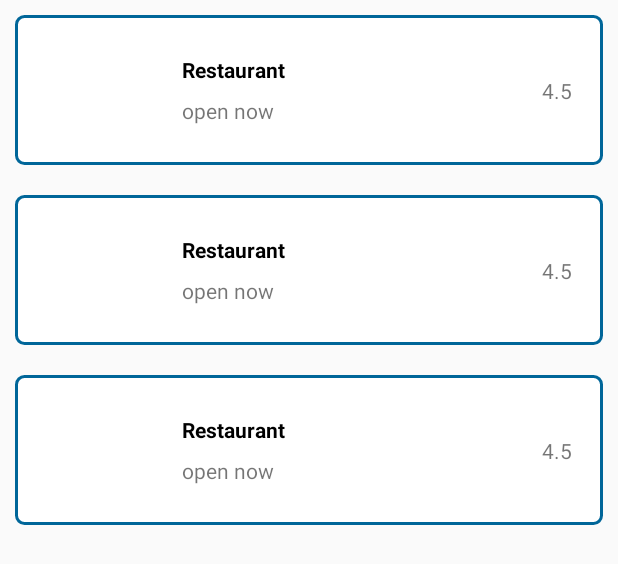
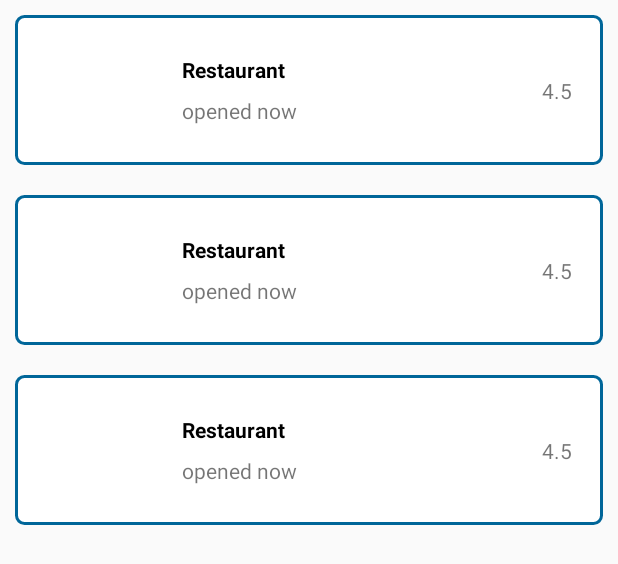
Before and after one commit to pomian17/wpamRR, an Android app: the layout fragment_results_list.xml on its own in the app's theme, with its tools: preview values and no code run, on a phone screen of 412 x 824 dp. Shown: the top 564 px of the screen. Run offline under Robolectric (Android 15) with nearby library versions, the phone set to English and light mode, and no system bars.

Commit message:
viewholder enhancements

```diff
--- a/app/build.gradle
+++ b/app/build.gradle
@@ -83,6 +83,7 @@ dependencies {
     //Glide
     implementation 'com.github.bumptech.glide:glide:4.11.0'
     annotationProcessor 'com.github.bumptech.glide:compiler:4.11.0'
+    implementation "androidx.swiperefreshlayout:swiperefreshlayout:1.0.0"
 
     //viewpager2
     implementation "androidx.viewpager2:viewpager2:1.0.0"
--- a/app/src/main/java/com/example/restaurantreservation/ui/adapter/RestaurantsListAdapter.kt
+++ b/app/src/main/java/com/example/restaurantreservation/ui/adapter/RestaurantsListAdapter.kt
@@ -6,7 +6,7 @@ import com.example.restaurantreservation.ui.adapter.viewholder.BaseViewHolder
 import com.example.restaurantreservation.ui.adapter.viewholder.RestaurantViewHolder
 
 class RestaurantsListAdapter constructor(
-    private val onClickListener: (String)->Unit
+    private val onClickListener: (String) -> Unit
 ) : BaseAdapter<RestaurantAdapterModel, BaseViewHolder<RestaurantAdapterModel>>() {
 
     override fun onCreateViewHolder(
@@ -22,6 +22,6 @@ class RestaurantAdapterModel(
     val name: String,
     val imageUrl: String?,
     val rating: Double,
-    val openingHours: String,
+    val openedNow: Boolean?,
     val placeId: String
 )
--- a/app/src/main/java/com/example/restaurantreservation/ui/fragment/MapFragment.kt
+++ b/app/src/main/java/com/example/restaurantreservation/ui/fragment/MapFragment.kt
@@ -137,7 +137,7 @@ class MapFragment : DaggerFragment(), OnMapReadyCallback {
                     it.name,
                     it.photos?.first()?.getPhotoRequest(),
                     it.rating,
-                    it.openingHours?.openNow.toString(),
+                    it.openingHours?.openNow,
                     it.placeId
                 )
             })
--- a/app/src/main/java/com/example/restaurantreservation/ui/fragment/ResultsListFragment.kt
+++ b/app/src/main/java/com/example/restaurantreservation/ui/fragment/ResultsListFragment.kt
@@ -56,7 +56,7 @@ class ResultsListFragment : DaggerFragment() {
                     it.name,
                     it.photos?.first()?.getPhotoRequest(),
                     it.rating,
-                    it.openingHours?.openNow.toString(),
+                    it.openingHours?.openNow,
                     it.placeId
                 )
             })
--- a/app/src/main/res/layout/reservation_view_holder.xml
+++ b/app/src/main/res/layout/reservation_view_holder.xml
@@ -15,7 +15,7 @@
         android:layout_marginStart="16dp"
         android:textColor="@android:color/black"
         android:textStyle="bold"
-        app:layout_constraintBottom_toTopOf="@+id/opening_hours"
+        app:layout_constraintBottom_toTopOf="@+id/opened_now"
         app:layout_constraintStart_toStartOf="parent"
         app:layout_constraintTop_toTopOf="parent"
         app:layout_constraintVertical_chainStyle="packed"
--- a/app/src/main/res/layout/restaurant_viewholder.xml
+++ b/app/src/main/res/layout/restaurant_viewholder.xml
@@ -23,21 +23,21 @@
         android:textStyle="bold"
         android:layout_marginStart="16dp"
         android:textColor="@android:color/black"
-        app:layout_constraintBottom_toTopOf="@+id/opening_hours"
+        app:layout_constraintBottom_toTopOf="@+id/opened_now"
         app:layout_constraintStart_toEndOf="@+id/restaurant_image"
         app:layout_constraintTop_toTopOf="parent"
         app:layout_constraintVertical_chainStyle="packed"
         tools:text="Restaurant" />
 
     <TextView
-        android:id="@+id/opening_hours"
+        android:id="@+id/opened_now"
         android:layout_width="wrap_content"
         android:layout_height="wrap_content"
         android:layout_marginTop="8dp"
         app:layout_constraintBottom_toBottomOf="parent"
         app:layout_constraintStart_toStartOf="@+id/restaurant_name"
         app:layout_constraintTop_toBottomOf="@+id/restaurant_name"
-        tools:text="open now" />
+        tools:text="@string/opened_now" />
 
     <TextView
         android:id="@+id/restaurant_rating"
--- a/app/src/main/res/values/strings.xml
+++ b/app/src/main/res/values/strings.xml
@@ -10,4 +10,6 @@
     <string name="search">Search</string>
     <string name="reservations">Reservations</string>
     <string name="enter_query">enter query</string>
+    <string name="opened_now">opened now</string>
+    <string name="currently_closed">currently closed</string>
 </resources>
```
Also changed, not shown: app/src/main/java/com/example/restaurantreservation/ui/adapter/viewholder/RestaurantViewHolder.kt (+17 -2 lines).
